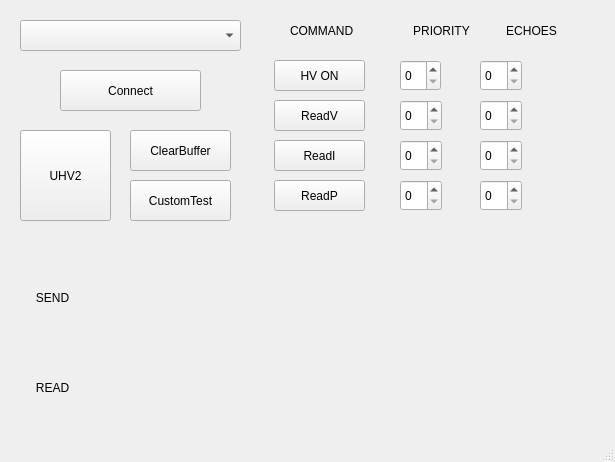
Qt form mainwindow.ui (agooddaytowork/newSerialPortWorker) before a commit.
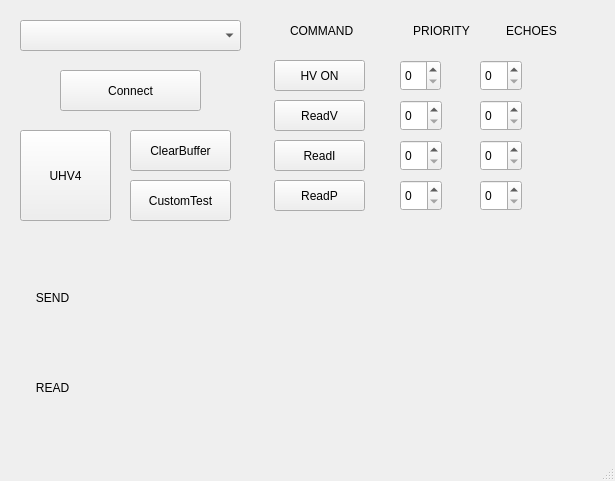
The same form after that commit.

What changed in the file:
```diff
--- a/mainwindow.ui
+++ b/mainwindow.ui
@@ -7,7 +7,7 @@
     <x>0</x>
     <y>0</y>
     <width>615</width>
-    <height>462</height>
+    <height>481</height>
    </rect>
   </property>
   <property name="windowTitle">
@@ -308,7 +308,7 @@
      </rect>
     </property>
     <property name="text">
-     <string>UHV2</string>
+     <string>UHV4</string>
     </property>
    </widget>
   </widget>
```
